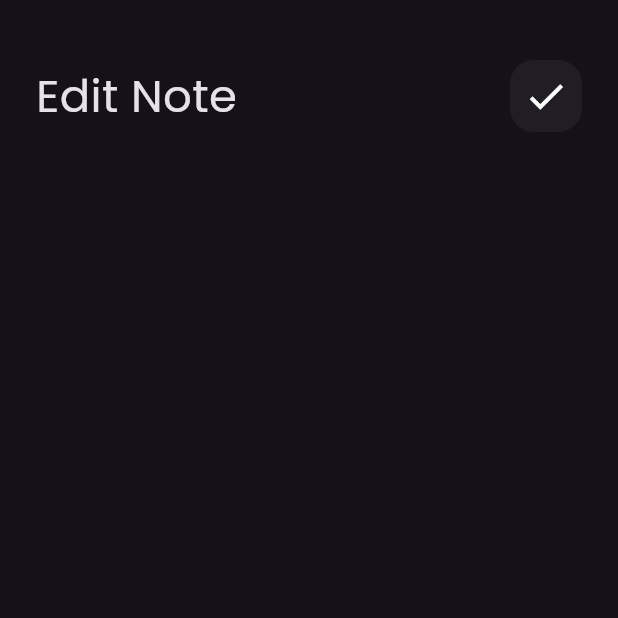
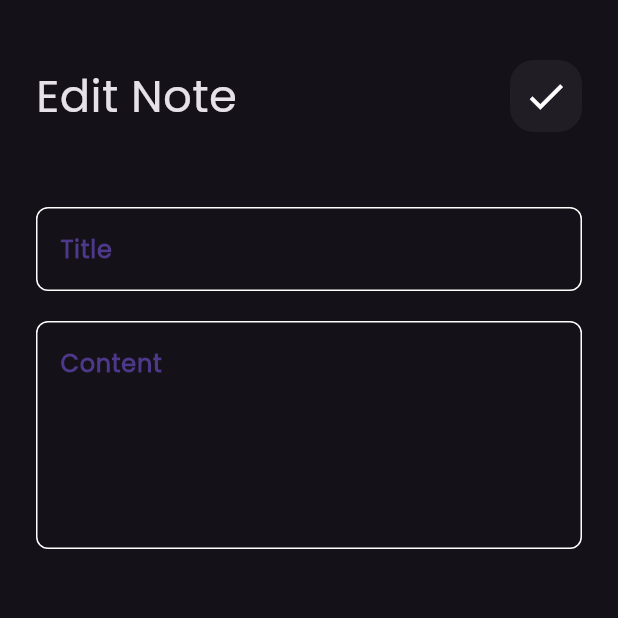
Before and after one commit to khaledtarek12/notes_app, a Flutter app: the EditNoteView screen opened directly, on a phone screen of 412 x 824 dp, the top half of it. Run offline on Flutter 3.47's test engine with Material 3 defaults, Android fonts, the phone set to English and light mode, and no system bars; our stand-ins replace font_awesome_flutter.

Commit message:
finish edit view

```diff
--- a/lib/views/widget/custom_text_filed.dart
+++ b/lib/views/widget/custom_text_filed.dart
@@ -2,7 +2,7 @@ import 'package:flutter/material.dart';
 import 'package:notesapp/constant.dart';
 
 class CustomTextFiled extends StatelessWidget {
-  const CustomTextFiled({super.key,required this.hint, this.maxLines = 1});
+  const CustomTextFiled({super.key, required this.hint, this.maxLines = 1});
 
   final String hint;
   final int maxLines;
@@ -12,7 +12,6 @@ class CustomTextFiled extends StatelessWidget {
         maxLines: maxLines,
         decoration: InputDecoration(
           hintText: hint,
-
           hintStyle: const TextStyle(
               color: kPrimaryColor, fontSize: 16, fontWeight: FontWeight.bold),
           enabledBorder: buildBorder(),
--- a/lib/views/widget/edit_note_view_body.dart
+++ b/lib/views/widget/edit_note_view_body.dart
@@ -1,5 +1,6 @@
 import 'package:flutter/material.dart';
 import 'package:notesapp/views/widget/custom_app_bar.dart';
+import 'package:notesapp/views/widget/custom_text_filed.dart';
 
 class EditNoteViewBody extends StatelessWidget {
   const EditNoteViewBody({super.key});
@@ -16,7 +17,11 @@ class EditNoteViewBody extends StatelessWidget {
           CustomAppBar(
             title: 'Edit Note',
             icon: Icons.check,
-          )
+          ),
+          SizedBox(height: 50),
+          CustomTextFiled(hint: 'Title', maxLines: 1),
+          SizedBox(height: 20),
+          CustomTextFiled(hint: 'Content', maxLines: 5),
         ],
       ),
     );
```
Lines whose indentation alone changed are shown as unchanged.
